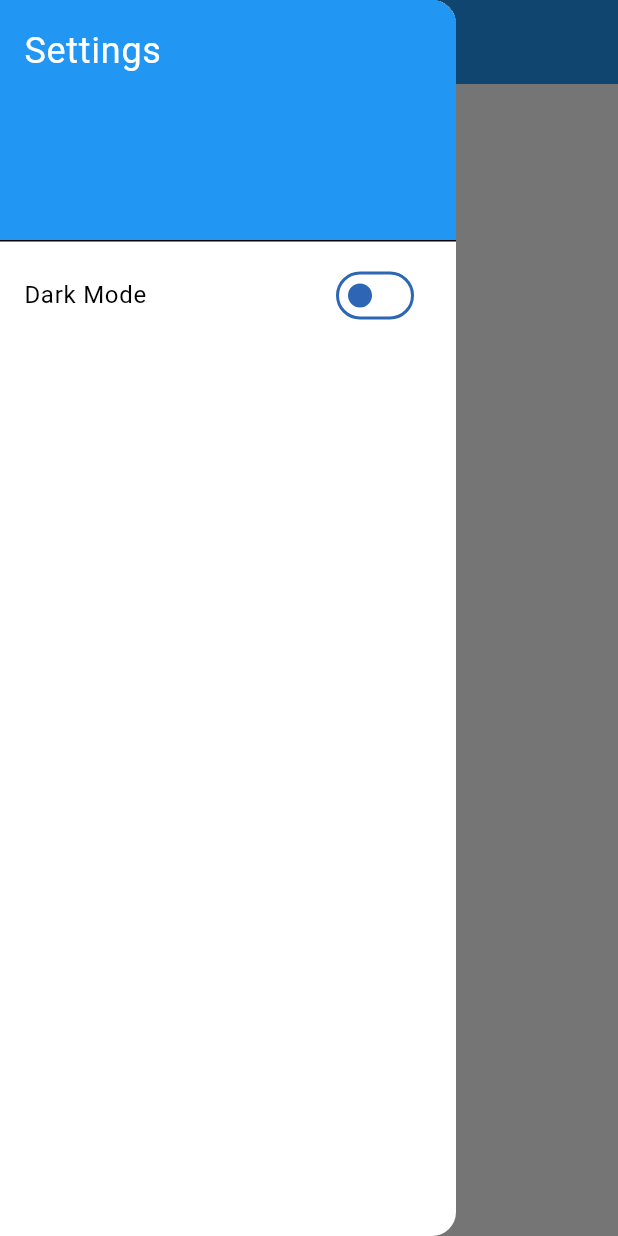
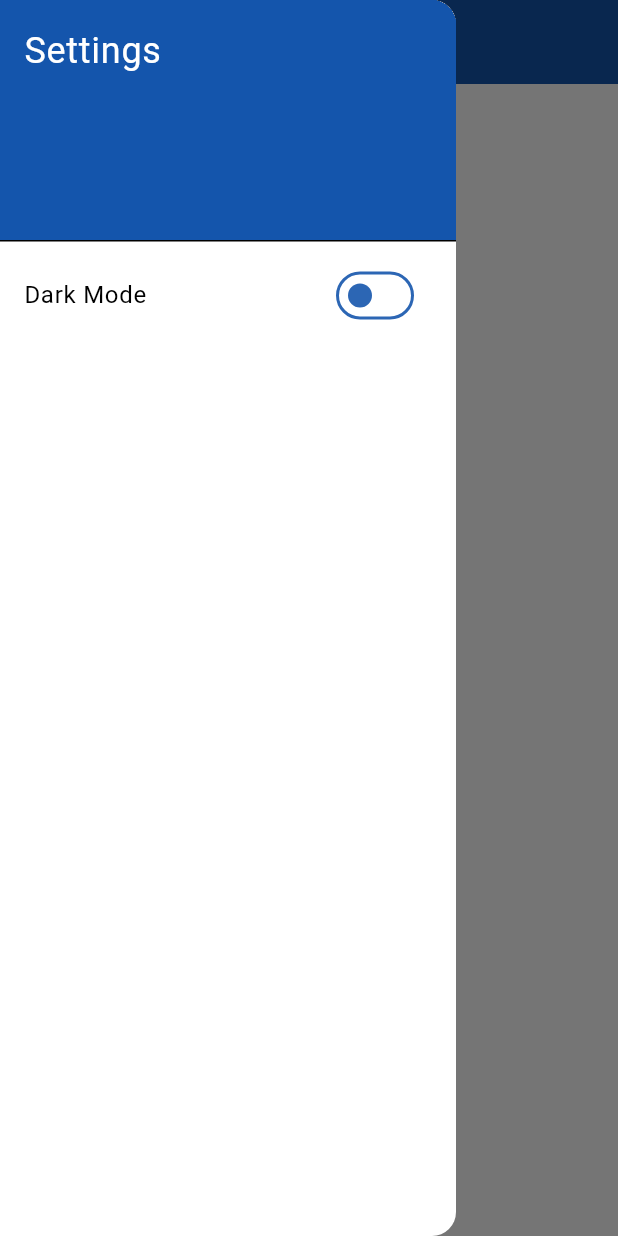
Before and after one commit to nurnabimiah/flutter_boiler_plat, a Flutter app: the screen it shows after launch, with the side drawer open, on a phone screen of 412 x 824 dp. Run offline on Flutter 3.47's test engine with Material 3 defaults, Android fonts, the phone set to English and light mode, and no system bars; our stand-ins replace shared_preferences; Roboto replaces fonts that are missing (TitilliumWeb).

Commit message:
added: theme changes

```diff
--- a/lib/screens/home_screen/home_screen.dart
+++ b/lib/screens/home_screen/home_screen.dart
@@ -1,7 +1,9 @@
 
 
 import 'package:flutter/material.dart';
+import 'package:flutter_basic/providers/theme_provider/theme_provider.dart';
 import 'package:flutter_basic/widgets/drawer/my_drawer.dart';
+import 'package:provider/provider.dart';
 
 class HomeScreen extends StatefulWidget {
   const HomeScreen({super.key});
@@ -15,11 +17,12 @@ class _HomeScreenState extends State<HomeScreen> {
   Widget build(BuildContext context) {
     return Scaffold(
       appBar: AppBar(
-        backgroundColor:Colors.blue ,
+        backgroundColor:Provider.of<ThemeProvider>(context).isDarkMode ? Theme.of(context).cardColor:  Theme.of(context).primaryColor,
         title: const Text('Basic Flutter',
         style: TextStyle(fontSize: 16,fontWeight: FontWeight.w700,color: Colors.white),),
+        iconTheme: const IconThemeData(color: Colors.white),
       ),
-      drawer: MyDrawer(),
+      drawer: const MyDrawer(),
     );
   }
 }
--- a/lib/widgets/drawer/my_drawer.dart
+++ b/lib/widgets/drawer/my_drawer.dart
@@ -8,16 +8,30 @@ import 'package:flutter_basic/providers/theme_provider/theme_provider.dart';
 import 'package:provider/provider.dart';
 
 class MyDrawer extends StatelessWidget {
+  const MyDrawer({super.key});
+
   @override
   Widget build(BuildContext context) {
     return Drawer(
+
       child: ListView(
         padding: EdgeInsets.zero,
         children: [
 
-          const DrawerHeader(
-            decoration:BoxDecoration(color: Colors.blue),
-            child: Text('Settings', style: TextStyle(color: Colors.white, fontSize: 24)),
+          Consumer<ThemeProvider>(
+            builder: (context, themeProvider, child) {
+              return DrawerHeader(
+                decoration: BoxDecoration(
+                  color: themeProvider.isDarkMode
+                      ? Theme.of(context).cardColor
+                      : Theme.of(context).primaryColor,
+                ),
+                child: const Text(
+                  'Settings',
+                  style: TextStyle(color: Colors.white, fontSize: 24),
+                ),
+              );
+            },
           ),
 
           // Theme Switch
```
